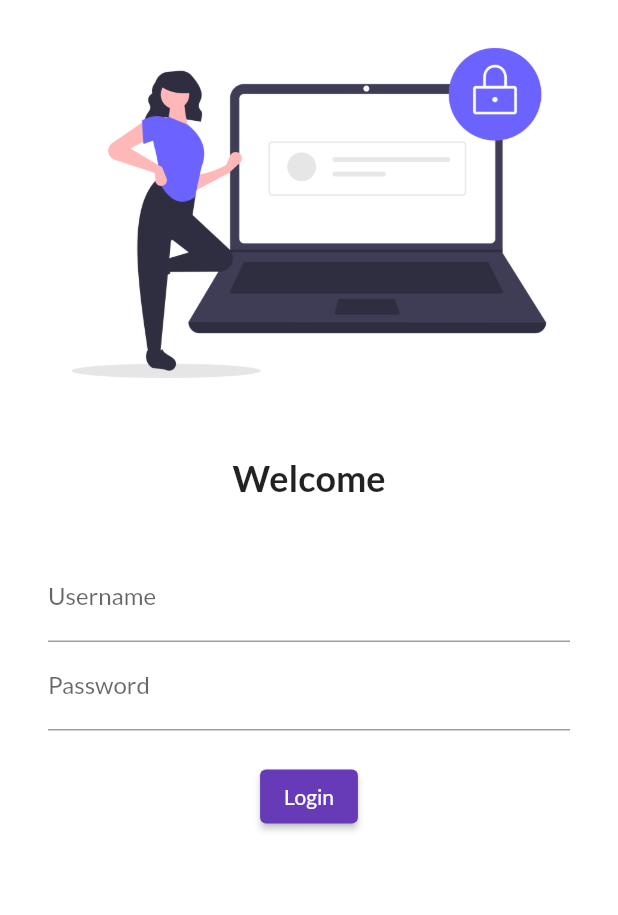
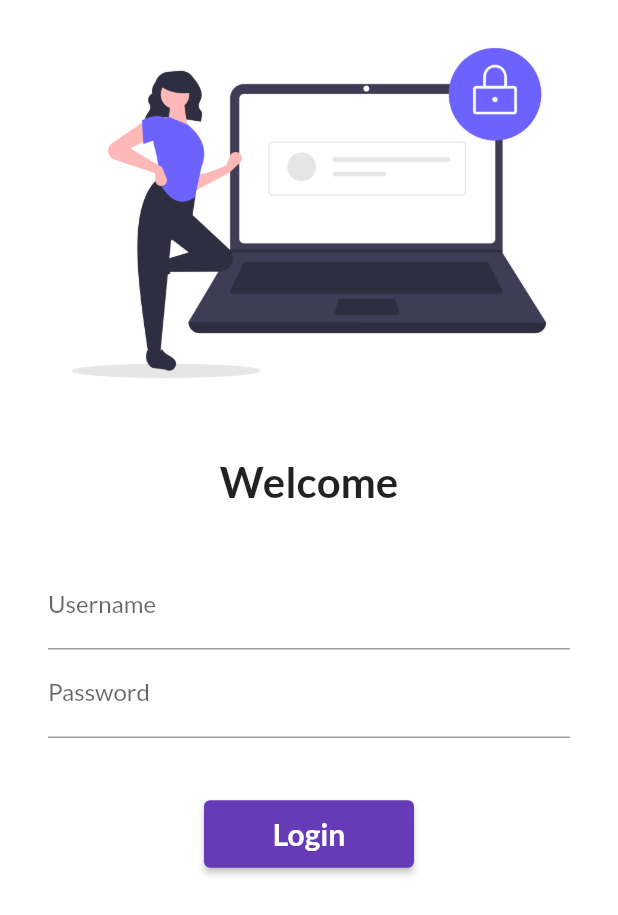
Before and after one commit to utkarshaggarwal74/catalog_app, a Flutter app: the screen it shows after launch, on a phone screen of 412 x 824 dp. Shown: the top 915 px of the screen. Run offline on Flutter 3.47's test engine with Material 2 defaults, Android fonts, the phone set to English and light mode, and no system bars; our stand-ins replace google_fonts.

Commit message:
day5 completed, connected loginpage and homepage

```diff
--- a/lib/main.dart
+++ b/lib/main.dart
@@ -1,4 +1,5 @@
 import 'package:catalog_app/pages/login_page.dart';
+import 'package:catalog_app/utils/routes.dart';
 import 'package:flutter/material.dart';
 import 'package:catalog_app/pages/home_page.dart';
 import 'package:google_fonts/google_fonts.dart';
@@ -20,14 +21,15 @@ class MyApp extends StatelessWidget {
         fontFamily: GoogleFonts.lato().fontFamily,
         // primaryTextTheme: GoogleFonts.latoTextTheme(),
       ),
+      debugShowCheckedModeBanner: false,
       darkTheme: ThemeData(
         brightness: Brightness.dark,
         primarySwatch: Colors.red,
       ),
       routes: {
         "/": (context) => const LoginPage(),
-        "/home": (context) => const HomePage(),
-        "/login": (context) => const LoginPage(),
+        MyRoutes.homeRoute: (context) => const HomePage(),
+        MyRoutes.loginRoute: (context) => const LoginPage(),
       },
     );
   }
--- a/lib/pages/login_page.dart
+++ b/lib/pages/login_page.dart
@@ -1,3 +1,4 @@
+import 'package:catalog_app/utils/routes.dart';
 import 'package:flutter/material.dart';
 
 class LoginPage extends StatelessWidget {
@@ -7,6 +8,7 @@ class LoginPage extends StatelessWidget {
   Widget build(BuildContext context) {
     return Material(
       color: Colors.white,
+      child: SingleChildScrollView(
         child: Column(
           children: [
             Image.asset(
@@ -19,7 +21,7 @@ class LoginPage extends StatelessWidget {
             const Text(
               "Welcome",
               style: TextStyle(
-              fontSize: 24,
+                fontSize: 28,
                 fontWeight: FontWeight.bold,
               ),
             ),
@@ -45,19 +47,27 @@ class LoginPage extends StatelessWidget {
                     ),
                   ),
                   const SizedBox(
-                  height: 20.0,
+                    height: 40.0,
                   ),
                   ElevatedButton(
+                    child: const Text(
+                      "Login",
+                      style:
+                          TextStyle(fontSize: 20, fontWeight: FontWeight.bold),
+                    ),
                     onPressed: () {
-                      print("hello everyone");
+                      Navigator.pushNamed(context, MyRoutes.homeRoute);
                     },
-                    child: const Text("Login"),
-                    style: TextButton.styleFrom())
+                    style: TextButton.styleFrom(
+                      minimumSize: const Size(140, 45),
+                    ),
+                  ),
                 ],
               ),
             ),
           ],
         ),
+      ),
     );
   }
 }
--- /dev/null
+++ b/lib/utils/routes.dart
@@ -0,0 +1,4 @@
+class MyRoutes {
+  static String loginRoute = "/login";
+  static String homeRoute = "/home";
+}
--- a/pubspec.yaml
+++ b/pubspec.yaml
@@ -3,7 +3,7 @@ description: A new Flutter project.
 
 # The following line prevents the package from being accidentally published to
 # pub.dev using `flutter pub publish`. This is preferred for private packages.
-publish_to: 'none' # Remove this line if you wish to publish to pub.dev
+publish_to: "none" # Remove this line if you wish to publish to pub.dev
 
 # The following defines the version and build number for your application.
 # A version number is three numbers separated by dots, like 1.2.43
@@ -30,7 +30,6 @@ dependencies:
   flutter:
     sdk: flutter
 
-
   # The following adds the Cupertino Icons font to your application.
   # Use with the CupertinoIcons class for iOS style icons.
   cupertino_icons: ^1.0.2
@@ -52,7 +51,6 @@ dev_dependencies:
 
 # The following section is specific to Flutter.
 flutter:
-
   # The following line ensures that the Material Icons font is
   # included with your application, so that you can use the icons in
   # the material Icons class.
```
Lines whose indentation alone changed are shown as unchanged.
